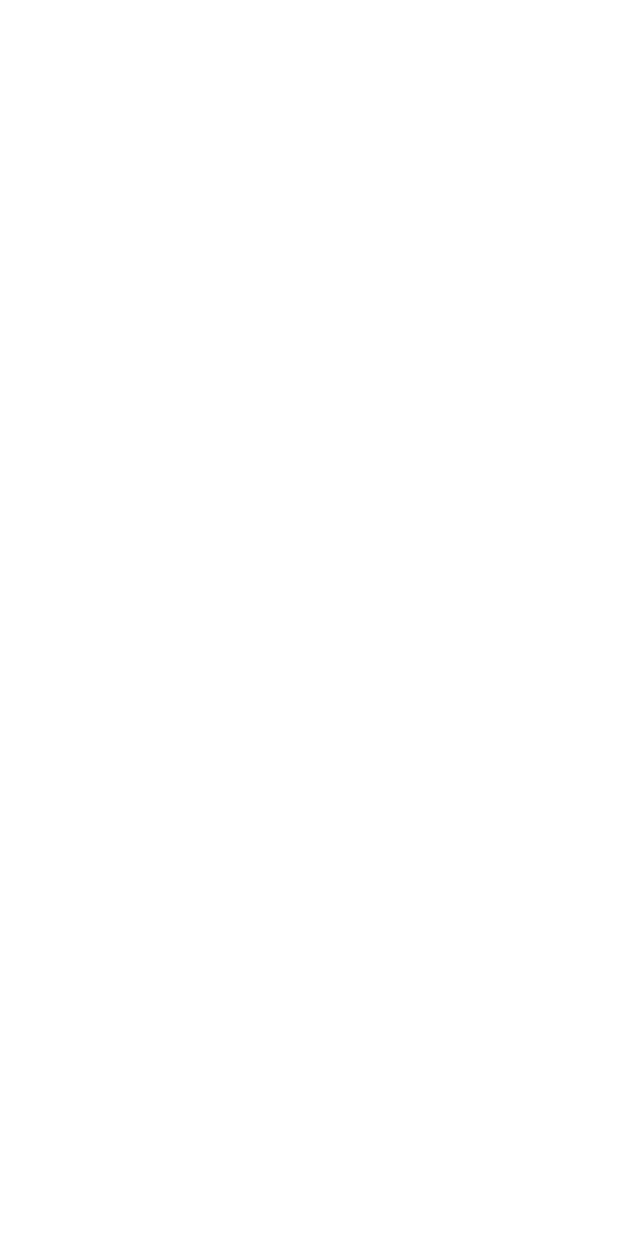
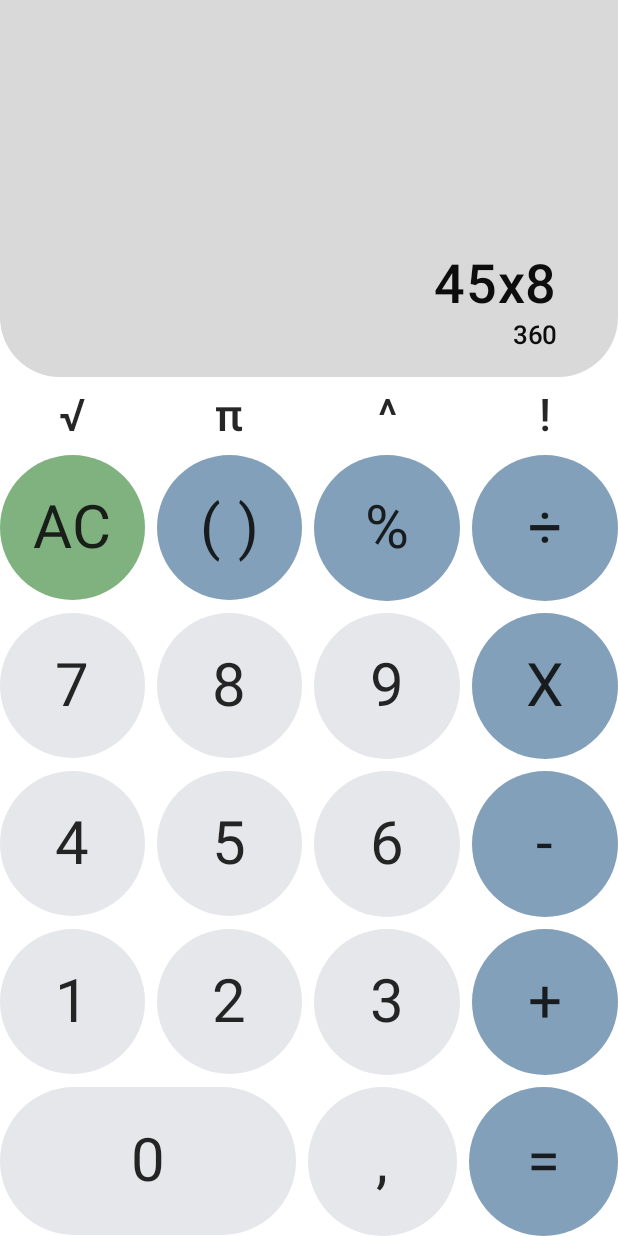
Before and after one commit to Tlevas/Calculator, an Android app built with Jetpack Compose: the screen it shows after launch (MainActivity), on a phone screen of 412 x 824 dp. Before the commit the screen is empty. Run offline under Robolectric (Android 15) with nearby library versions, the phone set to English and light mode, and no system bars.

Commit message:
realized UI

```diff
--- a/app/src/main/java/com/tlevas/calculator/Calculator.kt
+++ b/app/src/main/java/com/tlevas/calculator/Calculator.kt
@@ -1,11 +1,410 @@
 package com.tlevas.calculator
 
+import android.util.Log
+import androidx.compose.foundation.background
+import androidx.compose.foundation.clickable
+import androidx.compose.foundation.layout.Arrangement
+import androidx.compose.foundation.layout.Box
+import androidx.compose.foundation.layout.Column
+import androidx.compose.foundation.layout.Row
+import androidx.compose.foundation.layout.aspectRatio
+import androidx.compose.foundation.layout.fillMaxSize
+import androidx.compose.foundation.layout.fillMaxWidth
+import androidx.compose.foundation.layout.padding
+import androidx.compose.foundation.shape.CircleShape
+import androidx.compose.foundation.shape.RoundedCornerShape
+import androidx.compose.material3.MaterialTheme
+import androidx.compose.material3.Text
 import androidx.compose.runtime.Composable
+import androidx.compose.ui.Alignment
 import androidx.compose.ui.Modifier
+import androidx.compose.ui.draw.clip
+import androidx.compose.ui.text.font.FontWeight
+import androidx.compose.ui.text.style.TextAlign
+import androidx.compose.ui.tooling.preview.Preview
+import androidx.compose.ui.unit.dp
+import androidx.compose.ui.unit.sp
 
 @Composable
 fun Calculator(
     modifier: Modifier = Modifier
-){
+) {
+    Column(
+        modifier = modifier
+            .fillMaxSize(),
+        verticalArrangement = Arrangement.spacedBy(8.dp)
+    ) {
+        Column(
+            modifier = Modifier
+                .fillMaxWidth()
+                .clip(
+                    RoundedCornerShape(
+                        topStart = 0.dp,
+                        topEnd = 0.dp,
+                        bottomEnd = 40.dp,
+                        bottomStart = 40.dp
+                    )
+                )
+                .background(MaterialTheme.colorScheme.primaryContainer)
+                .weight(1f)
+                .padding(bottom = 16.dp, start = 40.dp, end = 40.dp),
+            verticalArrangement = Arrangement.Bottom,
+            horizontalAlignment = Alignment.End
+        ) {
+            Text(
+                text = "45x8",
+                fontSize = 36.sp,
+                fontWeight = FontWeight.SemiBold,
+                color = MaterialTheme.colorScheme.onPrimaryContainer
+            )
+            Text(
+                text = "360",
+                fontSize = 17.sp,
+                fontWeight = FontWeight.SemiBold,
+                color = MaterialTheme.colorScheme.onSecondaryContainer
+            )
+        }
+        Row(
+            modifier = Modifier
+                .fillMaxWidth(),
+            horizontalArrangement = Arrangement.spacedBy(8.dp)
+        ) {
+            Text(
+                modifier = Modifier
+                    .weight(1f),
+                text = "√",
+                textAlign = TextAlign.Center,
+                fontSize = 30.sp,
+                fontWeight = FontWeight.SemiBold,
+                color = MaterialTheme.colorScheme.onBackground
+            )
+            Text(
+                modifier = Modifier
+                    .weight(1f),
+                text = "π",
+                textAlign = TextAlign.Center,
+                fontSize = 30.sp,
+                fontWeight = FontWeight.SemiBold,
+                color = MaterialTheme.colorScheme.onBackground
+            )
+            Text(
+                modifier = Modifier
+                    .weight(1f),
+                text = "^",
+                textAlign = TextAlign.Center,
+                fontSize = 30.sp,
+                fontWeight = FontWeight.SemiBold,
+                color = MaterialTheme.colorScheme.onBackground
+            )
+            Text(
+                modifier = Modifier
+                    .weight(1f),
+                text = "!",
+                textAlign = TextAlign.Center,
+                fontSize = 30.sp,
+                fontWeight = FontWeight.SemiBold,
+                color = MaterialTheme.colorScheme.onBackground
+            )
+        }
+        Row(
+            modifier = Modifier.fillMaxWidth(),
+            horizontalArrangement = Arrangement.spacedBy(8.dp)
+        ) {
+            Box(
+                modifier = Modifier
+                    .clip(CircleShape)
+                    .clickable {
+                        Log.d("MyCalc", "The AC button is clicked")
+                    }
+                    .weight(1f)
+                    .background(MaterialTheme.colorScheme.secondary)
+                    .aspectRatio(1f),
+                contentAlignment = Alignment.Center
+            ) {
+                Text(
+                    text = "AC",
+                    fontSize = 40.sp,
+                    color = MaterialTheme.colorScheme.onBackground
+                )
+            }
+            Box(
+                modifier = Modifier
+                    .clip(CircleShape)
+                    .weight(1f)
+                    .background(MaterialTheme.colorScheme.tertiary)
+                    .aspectRatio(1f),
+                contentAlignment = Alignment.Center
+            ) {
+                Text(
+                    text = "( )",
+                    fontSize = 40.sp,
+                    color = MaterialTheme.colorScheme.onBackground
+                )
+            }
+            Box(
+                modifier = Modifier
+                    .clip(CircleShape)
+                    .weight(1f)
+                    .background(MaterialTheme.colorScheme.tertiary)
+                    .aspectRatio(1f),
+                contentAlignment = Alignment.Center
+            ) {
+                Text(
+                    text = "%",
+                    fontSize = 40.sp,
+                    color = MaterialTheme.colorScheme.onBackground
+                )
+            }
+            Box(
+                modifier = Modifier
+                    .clip(CircleShape)
+                    .weight(1f)
+                    .background(MaterialTheme.colorScheme.tertiary)
+                    .aspectRatio(1f),
+                contentAlignment = Alignment.Center
+            ) {
+                Text(
+                    text = "÷",
+                    fontSize = 40.sp,
+                    color = MaterialTheme.colorScheme.onBackground
+                )
+            }
+        }
+        Row(
+            modifier = Modifier.fillMaxWidth(),
+            horizontalArrangement = Arrangement.spacedBy(8.dp)
+        ) {
+            Box(
+                modifier = Modifier
+                    .clip(CircleShape)
+                    .weight(1f)
+                    .background(MaterialTheme.colorScheme.primary)
+                    .aspectRatio(1f),
+                contentAlignment = Alignment.Center
+            ) {
+                Text(
+                    text = "7",
+                    fontSize = 40.sp,
+                    color = MaterialTheme.colorScheme.onBackground
+                )
+            }
+            Box(
+                modifier = Modifier
+                    .clip(CircleShape)
+                    .weight(1f)
+                    .background(MaterialTheme.colorScheme.primary)
+                    .aspectRatio(1f),
+                contentAlignment = Alignment.Center
+            ) {
+                Text(
+                    text = "8",
+                    fontSize = 40.sp,
+                    color = MaterialTheme.colorScheme.onBackground
+                )
+            }
+            Box(
+                modifier = Modifier
+                    .clip(CircleShape)
+                    .weight(1f)
+                    .background(MaterialTheme.colorScheme.primary)
+                    .aspectRatio(1f),
+                contentAlignment = Alignment.Center
+            ) {
+                Text(
+                    text = "9",
+                    fontSize = 40.sp,
+                    color = MaterialTheme.colorScheme.onBackground
+                )
+            }
+            Box(
+                modifier = Modifier
+                    .clip(CircleShape)
+                    .weight(1f)
+                    .background(MaterialTheme.colorScheme.tertiary)
+                    .aspectRatio(1f),
+                contentAlignment = Alignment.Center
+            ) {
+                Text(
+                    text = "X",
+                    fontSize = 40.sp,
+                    color = MaterialTheme.colorScheme.onBackground
+                )
+            }
+        }
+        Row(
+            modifier = Modifier.fillMaxWidth(),
+            horizontalArrangement = Arrangement.spacedBy(8.dp)
+        ) {
+            Box(
+                modifier = Modifier
+                    .clip(CircleShape)
+                    .weight(1f)
+                    .background(MaterialTheme.colorScheme.primary)
+                    .aspectRatio(1f),
+                contentAlignment = Alignment.Center
+            ) {
+                Text(
+                    text = "4",
+                    fontSize = 40.sp,
+                    color = MaterialTheme.colorScheme.onBackground
+                )
+            }
+            Box(
+                modifier = Modifier
+                    .clip(CircleShape)
+                    .weight(1f)
+                    .background(MaterialTheme.colorScheme.primary)
+                    .aspectRatio(1f),
+                contentAlignment = Alignment.Center
+            ) {
+                Text(
+                    text = "5",
+                    fontSize = 40.sp,
+                    color = MaterialTheme.colorScheme.onBackground
+                )
+            }
+            Box(
+                modifier = Modifier
+                    .clip(CircleShape)
+                    .weight(1f)
+                    .background(MaterialTheme.colorScheme.primary)
+                    .aspectRatio(1f),
+                contentAlignment = Alignment.Center
+            ) {
+                Text(
+                    text = "6",
+                    fontSize = 40.sp,
+                    color = MaterialTheme.colorScheme.onBackground
+                )
+            }
+            Box(
+                modifier = Modifier
+                    .clip(CircleShape)
+                    .weight(1f)
+                    .background(MaterialTheme.colorScheme.tertiary)
+                    .aspectRatio(1f),
+                contentAlignment = Alignment.Center
+            ) {
+                Text(
+                    text = "-",
+                    fontSize = 40.sp,
+                    color = MaterialTheme.colorScheme.onBackground
+                )
+            }
+        }
+        Row(
+            modifier = Modifier.fillMaxWidth(),
+            horizontalArrangement = Arrangement.spacedBy(8.dp)
+        ) {
+            Box(
+                modifier = Modifier
+                    .clip(CircleShape)
+                    .weight(1f)
+                    .background(MaterialTheme.colorScheme.primary)
+                    .aspectRatio(1f),
+                contentAlignment = Alignment.Center
+            ) {
+                Text(
+                    text = "1",
+                    fontSize = 40.sp,
+                    color = MaterialTheme.colorScheme.onBackground
+                )
+            }
+            Box(
+                modifier = Modifier
+                    .clip(CircleShape)
+                    .weight(1f)
+                    .background(MaterialTheme.colorScheme.primary)
+                    .aspectRatio(1f),
+                contentAlignment = Alignment.Center
+            ) {
+                Text(
+                    text = "2",
+                    fontSize = 40.sp,
+                    color = MaterialTheme.colorScheme.onBackground
+                )
+            }
+            Box(
+                modifier = Modifier
+                    .clip(CircleShape)
+                    .weight(1f)
+                    .background(MaterialTheme.colorScheme.primary)
+                    .aspectRatio(1f),
+                contentAlignment = Alignment.Center
+            ) {
+                Text(
+                    text = "3",
+                    fontSize = 40.sp,
+                    color = MaterialTheme.colorScheme.onBackground
+                )
+            }
+            Box(
+                modifier = Modifier
+                    .clip(CircleShape)
+                    .weight(1f)
+                    .background(MaterialTheme.colorScheme.tertiary)
+                    .aspectRatio(1f),
+                contentAlignment = Alignment.Center
+            ) {
+                Text(
+                    text = "+",
+                    fontSize = 40.sp,
+                    color = MaterialTheme.colorScheme.onBackground
+                )
+            }
+        }
+        Row(
+            modifier = Modifier.fillMaxWidth(),
+            horizontalArrangement = Arrangement.spacedBy(8.dp)
+        ) {
+            Box(
+                modifier = Modifier
+                    .clip(CircleShape)
+                    .weight(2f)
+                    .background(MaterialTheme.colorScheme.primary)
+                    .aspectRatio(2 / 1f),
+                contentAlignment = Alignment.Center
+            ) {
+                Text(
+                    text = "0",
+                    fontSize = 40.sp,
+                    color = MaterialTheme.colorScheme.onBackground
+                )
+            }
+            Box(
+                modifier = Modifier
+                    .clip(CircleShape)
+                    .weight(1f)
+                    .background(MaterialTheme.colorScheme.primary)
+                    .aspectRatio(1f),
+                contentAlignment = Alignment.Center
+            ) {
+                Text(
+                    text = ",",
+                    fontSize = 40.sp,
+                    color = MaterialTheme.colorScheme.onBackground
+                )
+            }
+            Box(
+                modifier = Modifier
+                    .clip(CircleShape)
+                    .weight(1f)
+                    .background(MaterialTheme.colorScheme.tertiary)
+                    .aspectRatio(1f),
+                contentAlignment = Alignment.Center
+            ) {
+                Text(
+                    text = "=",
+                    fontSize = 40.sp,
+                    color = MaterialTheme.colorScheme.onBackground
+                )
+            }
+        }
+    }
+}
 
+@Preview
+@Composable
+fun CalculatorPreview() {
+    Calculator(modifier = Modifier)
 }
--- a/app/src/main/java/com/tlevas/calculator/MainActivity.kt
+++ b/app/src/main/java/com/tlevas/calculator/MainActivity.kt
@@ -18,7 +18,7 @@ class MainActivity : ComponentActivity() {
             CalculatorTheme {
                 Scaffold(modifier = Modifier.fillMaxSize()) { innerPadding ->
                     Calculator(
-                        modifier = Modifier.padding(innerPadding)
+                        modifier = Modifier.padding(bottom = innerPadding.calculateBottomPadding())
                     )
                 }
             }
--- a/app/src/main/java/com/tlevas/calculator/ui/theme/Theme.kt
+++ b/app/src/main/java/com/tlevas/calculator/ui/theme/Theme.kt
@@ -14,7 +14,7 @@ private val DarkColorScheme = darkColorScheme(
     background = Black,
     onBackground = White,
     primary = Grey400,
-    secondary = Grey200,
+    secondary = Green200,
     tertiary = Blue200,
     primaryContainer = Grey500,
     onPrimaryContainer = White,
@@ -25,7 +25,7 @@ private val LightColorScheme = lightColorScheme(
     background = White,
     onBackground = Grey600,
     primary = Grey200,
-    secondary = Grey100,
+    secondary = Green100,
     tertiary = Blue100,
     primaryContainer = Grey300,
     onPrimaryContainer = Black,
```
